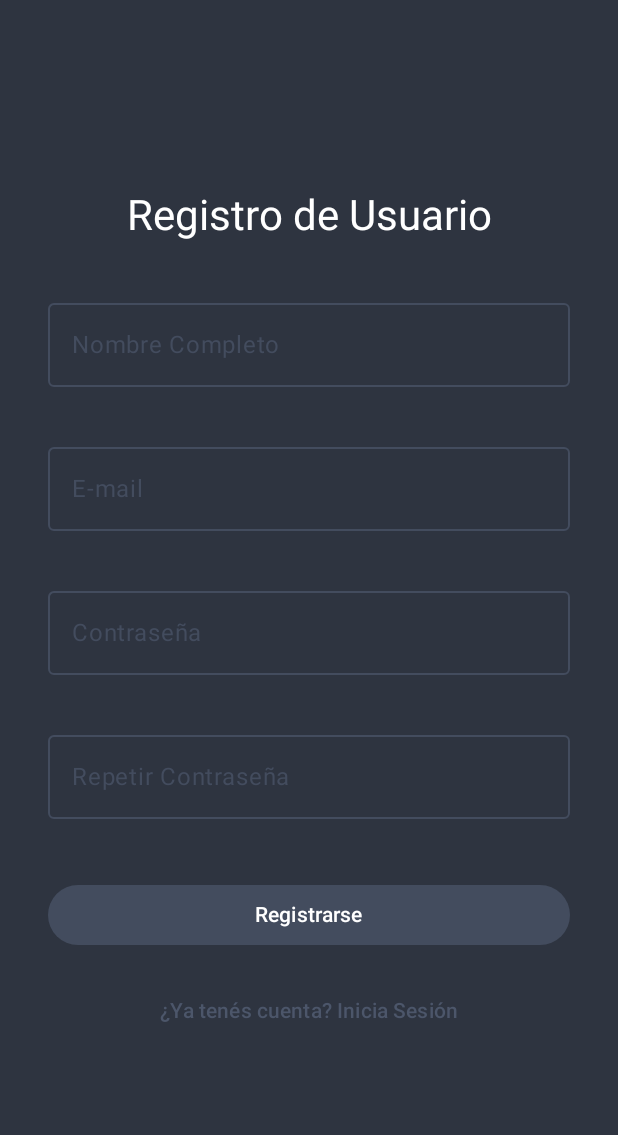
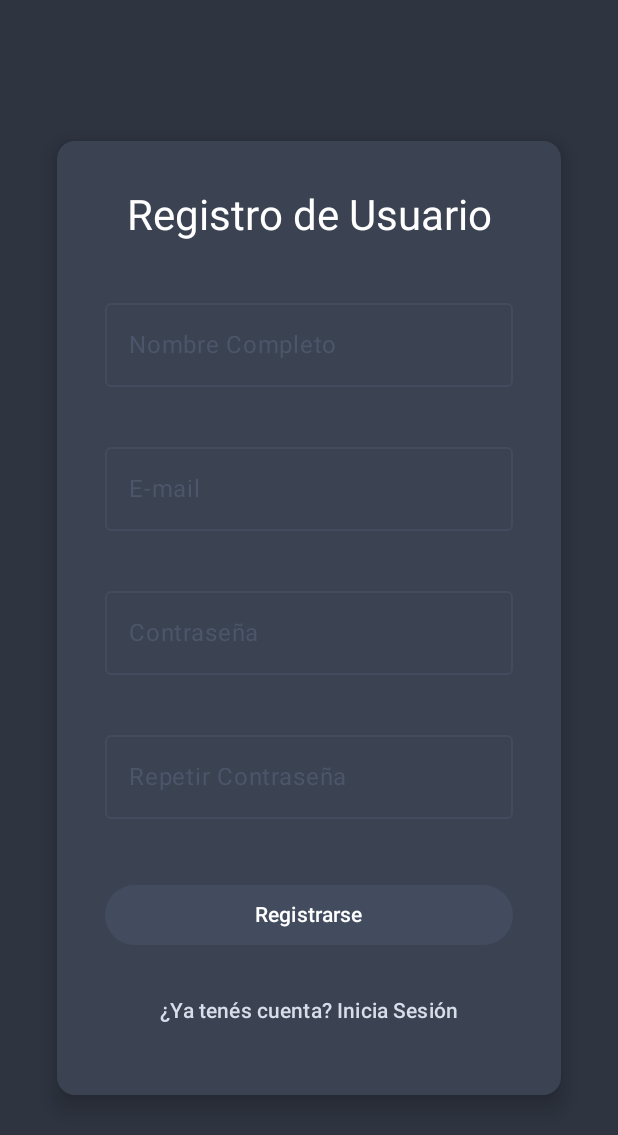
Before and after one commit to TomasMartin2004/Aplicaciones-moviles, an Android app built with Jetpack Compose: the RegisterScreen screen opened through its navigation route, on a phone screen of 412 x 824 dp. Shown: the top 1135 px of the screen. Run offline under Robolectric (Android 15) with nearby library versions, the phone set to English and light mode, and no system bars.

Commit message:
feat: mejoras de diseño

```diff
--- a/app/src/main/java/com/example/tp1/Login.kt
+++ b/app/src/main/java/com/example/tp1/Login.kt
@@ -13,8 +13,10 @@ import androidx.compose.ui.platform.LocalContext
 import androidx.compose.ui.unit.dp
 
 import com.example.tp1.ui.theme.Nord0
+import com.example.tp1.ui.theme.Nord1
 import com.example.tp1.ui.theme.Nord2
 import com.example.tp1.ui.theme.Nord3
+import com.example.tp1.ui.theme.Nord4
 import com.example.tp1.ui.theme.White
 
 import androidx.navigation.NavHostController
@@ -42,8 +44,24 @@ fun LoginScreen(navController: NavHostController) {
     }
 
     Surface(
-        modifier = Modifier.fillMaxSize(),
+        modifier = Modifier
+            .fillMaxSize(),
         color = Nord0
+    ) {
+        Box(
+            modifier = Modifier
+                .fillMaxSize(),
+            contentAlignment = Alignment.Center
+        ) {
+            Surface(
+                modifier = Modifier
+                    .widthIn(max = 400.dp)
+                    .heightIn(min = 300.dp, max = 450.dp)
+                    .padding(32.dp),
+                color = Nord1,
+                shape = MaterialTheme.shapes.medium,
+                tonalElevation = 4.dp,
+                shadowElevation = 8.dp
             ) {
                 Column(
                     modifier = Modifier
@@ -57,17 +75,21 @@ fun LoginScreen(navController: NavHostController) {
                         style = MaterialTheme.typography.headlineMedium,
                         color = White
                     )
-
                     Spacer(modifier = Modifier.height(16.dp))
 
                     OutlinedTextField(
                         value = username,
                         onValueChange = { username = it; usernameError = null },
-                label = { Text("Usuario", color = Nord2) },
+                        label = { Text("Usuario", color = Nord3) },
                         modifier = Modifier.fillMaxWidth(),
                         singleLine = true,
                         isError = usernameError != null,
-                supportingText = { if (usernameError != null) Text(usernameError!!, color = MaterialTheme.colorScheme.error) },
+                        supportingText = {
+                            if (usernameError != null) Text(
+                                usernameError!!,
+                                color = MaterialTheme.colorScheme.error
+                            )
+                        },
                         colors = OutlinedTextFieldDefaults.colors(
                             focusedTextColor = White,
                             unfocusedTextColor = White,
@@ -84,15 +106,20 @@ fun LoginScreen(navController: NavHostController) {
                     OutlinedTextField(
                         value = password,
                         onValueChange = { password = it; passwordError = null },
-                label = { Text("Contraseña", color = Nord2) },
+                        label = { Text("Contraseña", color = Nord3) },
                         modifier = Modifier.fillMaxWidth(),
                         singleLine = true,
                         isError = passwordError != null,
-                supportingText = { if (passwordError != null) Text(passwordError!!, color = MaterialTheme.colorScheme.error) },
+                        supportingText = {
+                            if (passwordError != null) Text(
+                                passwordError!!,
+                                color = MaterialTheme.colorScheme.error
+                            )
+                        },
                         colors = OutlinedTextFieldDefaults.colors(
                             focusedTextColor = White,
                             unfocusedTextColor = White,
-                    focusedBorderColor = Nord2,
+                            focusedBorderColor = Nord3,
                             unfocusedBorderColor = Nord3,
                             cursorColor = White,
                             errorLabelColor = MaterialTheme.colorScheme.error
@@ -105,10 +132,12 @@ fun LoginScreen(navController: NavHostController) {
                         onClick = {
                             if (validate()) {
                                 if (username == correctUsername && password == correctPassword) {
-                            Toast.makeText(context, "Login exitoso", Toast.LENGTH_SHORT).show()
+                                    Toast.makeText(context, "Login exitoso", Toast.LENGTH_SHORT)
+                                        .show()
                                     navController.navigate("welcome/${Uri.encode(username)}")
                                 } else {
-                            Toast.makeText(context, "Datos incorrectos", Toast.LENGTH_SHORT).show()
+                                    Toast.makeText(context, "Datos incorrectos", Toast.LENGTH_SHORT)
+                                        .show()
                                 }
                             }
                         },
@@ -123,20 +152,21 @@ fun LoginScreen(navController: NavHostController) {
 
                     TextButton(
                         onClick = {
-                    navController.navigate(AppDestinations.REGISTER_ROUTE) //navega a la ruta de registro
+                            navController.navigate(AppDestinations.REGISTER_ROUTE)
                         },
                         modifier = Modifier.align(Alignment.CenterHorizontally)
                     ) {
                         Text(
                             "¿No tienes cuenta? Regístrate aquí",
-                    color = Nord3 // Usa colores de tu tema
+                            color = Nord4
                         )
                     }
 
                 }
             }
         }
-
+    }
+}
 fun showToast(context: Context, message: String) {
     Toast.makeText(context, message, Toast.LENGTH_SHORT).show()
 }
--- a/app/src/main/java/com/example/tp1/Register.kt
+++ b/app/src/main/java/com/example/tp1/Register.kt
@@ -10,8 +10,10 @@ import androidx.compose.ui.text.input.PasswordVisualTransformation
 import androidx.compose.ui.unit.dp
 import androidx.navigation.NavHostController
 import com.example.tp1.ui.theme.Nord0
+import com.example.tp1.ui.theme.Nord1
 import com.example.tp1.ui.theme.Nord2
 import com.example.tp1.ui.theme.Nord3
+import com.example.tp1.ui.theme.Nord4
 import com.example.tp1.ui.theme.White
 
 @Composable
@@ -29,9 +31,13 @@ fun RegisterScreen(navController: NavHostController) {
 
     fun validate(): Boolean {
         nameError = if (username.isBlank()) "El nombre no puede estar vacío" else null
-        emailError = if (email.isBlank() || !android.util.Patterns.EMAIL_ADDRESS.matcher(email).matches()) "Ingrese un e-mail válido" else null
-        passwordError = if (password.length < 6) "La contraseña debe tener al menos 6 caracteres" else null
-        confirmPasswordError = if (password != confirmPassword) "Las contraseñas no coinciden" else null
+        emailError = if (email.isBlank() || !android.util.Patterns.EMAIL_ADDRESS.matcher(email)
+                .matches()
+        ) "Ingrese un e-mail válido" else null
+        passwordError =
+            if (password.length < 6) "La contraseña debe tener al menos 6 caracteres" else null
+        confirmPasswordError =
+            if (password != confirmPassword) "Las contraseñas no coinciden" else null
 
         return nameError == null && emailError == null && passwordError == null && confirmPasswordError == null
     }
@@ -39,6 +45,21 @@ fun RegisterScreen(navController: NavHostController) {
     Surface(
         modifier = Modifier.fillMaxSize(),
         color = Nord0
+    ) {
+        Box(
+            modifier = Modifier
+                .fillMaxSize(),
+            contentAlignment = Alignment.Center
+        ) {
+            Surface(
+                modifier = Modifier
+                    .widthIn(max = 400.dp)
+                    .heightIn(min = 300.dp, max = 700.dp)
+                    .padding(32.dp),
+                color = Nord1,
+                shape = MaterialTheme.shapes.medium,
+                tonalElevation = 4.dp,
+                shadowElevation = 8.dp
             ) {
                 Column(
                     modifier = Modifier
@@ -58,15 +79,25 @@ fun RegisterScreen(navController: NavHostController) {
                     OutlinedTextField(
                         value = username,
                         onValueChange = { username = it; nameError = null },
-                label = { Text("Nombre Completo", color = Nord2) },
+                        label = { Text("Nombre Completo", color = Nord3) },
                         modifier = Modifier.fillMaxWidth(),
                         singleLine = true,
                         isError = nameError != null,
-                supportingText = { if (nameError != null) Text(nameError!!, color = MaterialTheme.colorScheme.error) },
+                        supportingText = {
+                            if (nameError != null) Text(
+                                nameError!!,
+                                color = MaterialTheme.colorScheme.error
+                            )
+                        },
                         colors = OutlinedTextFieldDefaults.colors(
-                    focusedTextColor = White, unfocusedTextColor = White, focusedBorderColor = Nord3,
-                    unfocusedBorderColor = Nord2, cursorColor = White, focusedLabelColor = White,
-                    unfocusedLabelColor = Nord2, errorBorderColor = MaterialTheme.colorScheme.error,
+                            focusedTextColor = White,
+                            unfocusedTextColor = White,
+                            focusedBorderColor = Nord3,
+                            unfocusedBorderColor = Nord2,
+                            cursorColor = White,
+                            focusedLabelColor = White,
+                            unfocusedLabelColor = Nord2,
+                            errorBorderColor = MaterialTheme.colorScheme.error,
                             errorLabelColor = MaterialTheme.colorScheme.error
                         )
                     )
@@ -75,15 +106,25 @@ fun RegisterScreen(navController: NavHostController) {
                     OutlinedTextField(
                         value = email,
                         onValueChange = { email = it; emailError = null },
-                label = { Text("E-mail", color = Nord2) },
+                        label = { Text("E-mail", color = Nord3) },
                         modifier = Modifier.fillMaxWidth(),
                         singleLine = true,
                         isError = emailError != null,
-                supportingText = { if (emailError != null) Text(emailError!!, color = MaterialTheme.colorScheme.error) },
+                        supportingText = {
+                            if (emailError != null) Text(
+                                emailError!!,
+                                color = MaterialTheme.colorScheme.error
+                            )
+                        },
                         colors = OutlinedTextFieldDefaults.colors(
-                    focusedTextColor = White, unfocusedTextColor = White, focusedBorderColor = Nord3,
-                    unfocusedBorderColor = Nord2, cursorColor = White, focusedLabelColor = White,
-                    unfocusedLabelColor = Nord2, errorBorderColor = MaterialTheme.colorScheme.error,
+                            focusedTextColor = White,
+                            unfocusedTextColor = White,
+                            focusedBorderColor = Nord3,
+                            unfocusedBorderColor = Nord2,
+                            cursorColor = White,
+                            focusedLabelColor = White,
+                            unfocusedLabelColor = Nord2,
+                            errorBorderColor = MaterialTheme.colorScheme.error,
                             errorLabelColor = MaterialTheme.colorScheme.error
                         )
                     )
@@ -91,17 +132,29 @@ fun RegisterScreen(navController: NavHostController) {
 
                     OutlinedTextField(
                         value = password,
-                onValueChange = { password = it; passwordError = null; confirmPasswordError = null },
-                label = { Text("Contraseña", color = Nord2) },
+                        onValueChange = {
+                            password = it; passwordError = null; confirmPasswordError = null
+                        },
+                        label = { Text("Contraseña", color = Nord3) },
                         modifier = Modifier.fillMaxWidth(),
                         singleLine = true,
                         visualTransformation = PasswordVisualTransformation(),
                         isError = passwordError != null,
-                supportingText = { if (passwordError != null) Text(passwordError!!, color = MaterialTheme.colorScheme.error) },
+                        supportingText = {
+                            if (passwordError != null) Text(
+                                passwordError!!,
+                                color = MaterialTheme.colorScheme.error
+                            )
+                        },
                         colors = OutlinedTextFieldDefaults.colors(
-                    focusedTextColor = White, unfocusedTextColor = White, focusedBorderColor = Nord3,
-                    unfocusedBorderColor = Nord2, cursorColor = White, focusedLabelColor = White,
-                    unfocusedLabelColor = Nord2, errorBorderColor = MaterialTheme.colorScheme.error,
+                            focusedTextColor = White,
+                            unfocusedTextColor = White,
+                            focusedBorderColor = Nord3,
+                            unfocusedBorderColor = Nord2,
+                            cursorColor = White,
+                            focusedLabelColor = White,
+                            unfocusedLabelColor = Nord2,
+                            errorBorderColor = MaterialTheme.colorScheme.error,
                             errorLabelColor = MaterialTheme.colorScheme.error
                         )
                     )
@@ -110,16 +163,26 @@ fun RegisterScreen(navController: NavHostController) {
                     OutlinedTextField(
                         value = confirmPassword,
                         onValueChange = { confirmPassword = it; confirmPasswordError = null },
-                label = { Text("Repetir Contraseña", color = Nord2) },
+                        label = { Text("Repetir Contraseña", color = Nord3) },
                         modifier = Modifier.fillMaxWidth(),
                         singleLine = true,
                         visualTransformation = PasswordVisualTransformation(),
                         isError = confirmPasswordError != null,
-                supportingText = { if (confirmPasswordError != null) Text(confirmPasswordError!!, color = MaterialTheme.colorScheme.error) },
+                        supportingText = {
+                            if (confirmPasswordError != null) Text(
+                                confirmPasswordError!!,
+                                color = MaterialTheme.colorScheme.error
+                            )
+                        },
                         colors = OutlinedTextFieldDefaults.colors(
-                    focusedTextColor = White, unfocusedTextColor = White, focusedBorderColor = Nord3,
-                    unfocusedBorderColor = Nord2, cursorColor = White, focusedLabelColor = White,
-                    unfocusedLabelColor = Nord2, errorBorderColor = MaterialTheme.colorScheme.error,
+                            focusedTextColor = White,
+                            unfocusedTextColor = White,
+                            focusedBorderColor = Nord3,
+                            unfocusedBorderColor = Nord2,
+                            cursorColor = White,
+                            focusedLabelColor = White,
+                            unfocusedLabelColor = Nord2,
+                            errorBorderColor = MaterialTheme.colorScheme.error,
                             errorLabelColor = MaterialTheme.colorScheme.error
                         )
                     )
@@ -152,9 +215,11 @@ fun RegisterScreen(navController: NavHostController) {
                     ) {
                         Text(
                             "¿Ya tenés cuenta? Inicia Sesión",
-                    color = Nord3
+                            color = Nord4
                         )
                     }
                 }
             }
         }
+    }
+}
--- a/app/src/main/java/com/example/tp1/ui/theme/Color.kt
+++ b/app/src/main/java/com/example/tp1/ui/theme/Color.kt
@@ -14,6 +14,7 @@ val Nord0 = Color(0xFF2E3440)
 val Nord1 = Color(0xFF3B4252)
 val Nord2 = Color(0xFF434C5E)
 val Nord3 = Color(0xFF4C566A)
+val Nord4 = Color(0xFFD8DEE9)
 
 val White = Color(0xFFFFFFFF)
 val Black = Color(0xFF000000)
```
Also changed, not shown: app/src/main/java/com/example/tp1/Welcome.kt (+48 -24 lines). Lines whose indentation alone changed are shown as unchanged.
